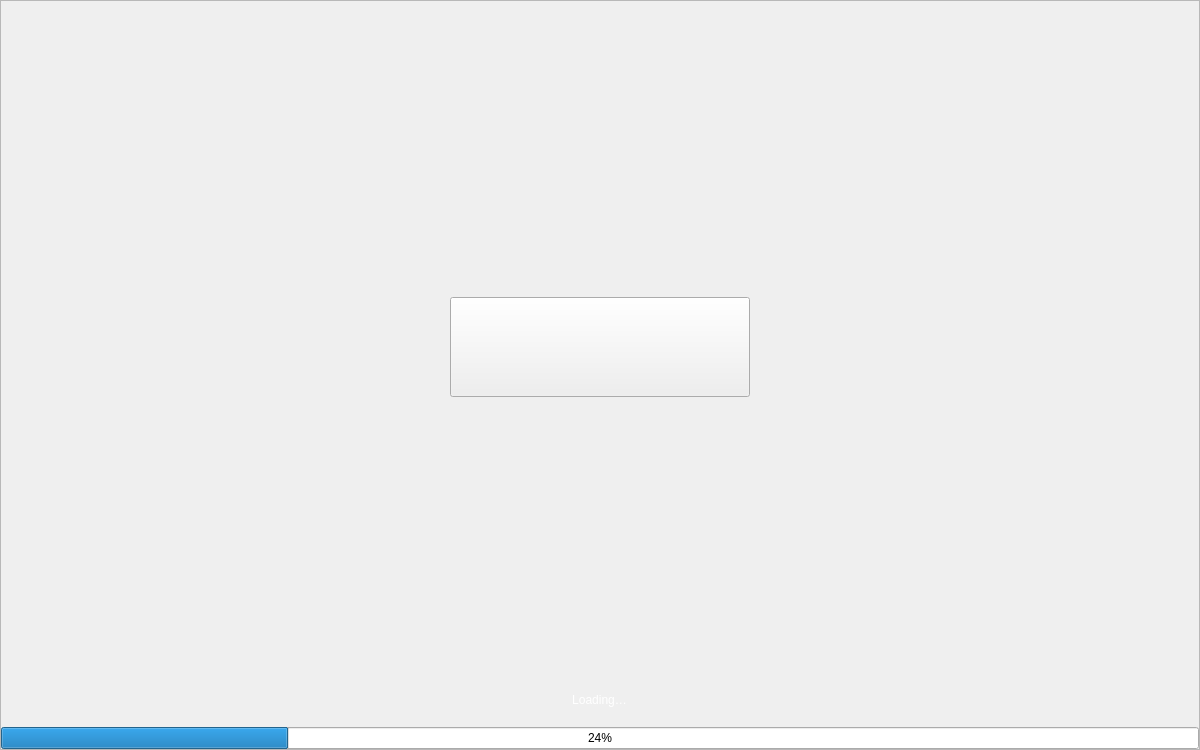
First picture: the form in src/qt/vitae/forms/splash.ui, repository VitaeTeam/Vitae, before the edit.
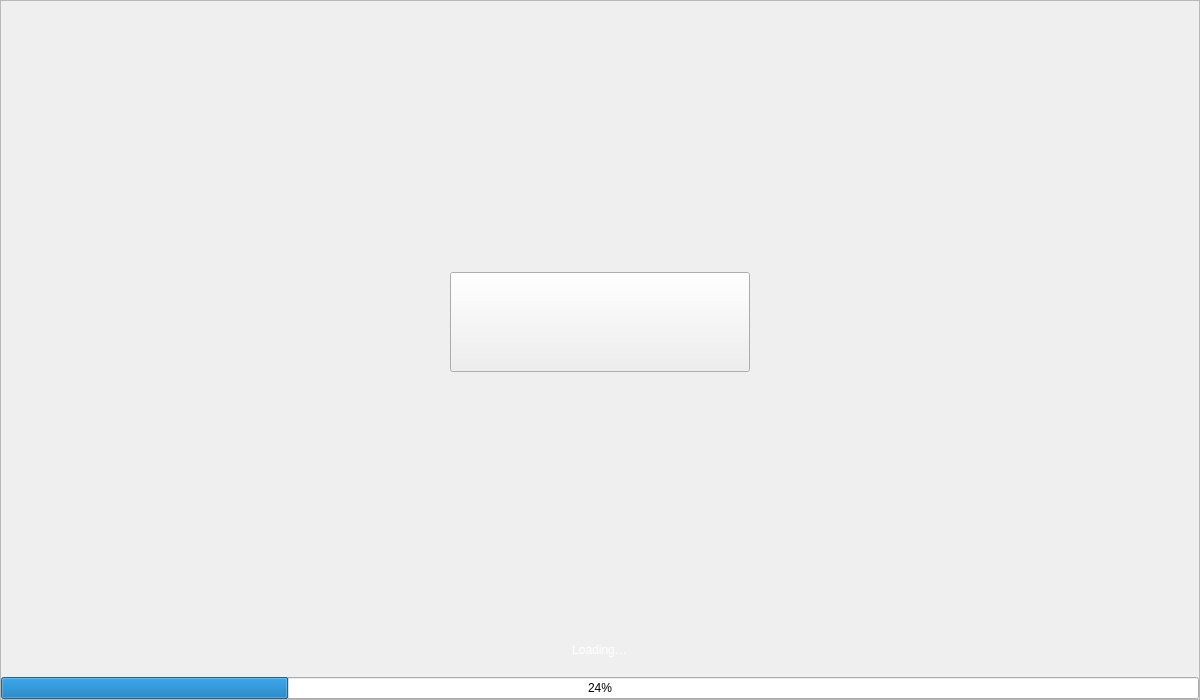
Second picture: the form after the edit.

Commit message: splash ui + settingsDisplayOption ui layout modifications.

Diff of the .ui file:
```diff
--- a/src/qt/vitae/forms/splash.ui
+++ b/src/qt/vitae/forms/splash.ui
@@ -7,9 +7,21 @@
     <x>0</x>
     <y>0</y>
     <width>1200</width>
-    <height>750</height>
+    <height>700</height>
    </rect>
   </property>
+  <property name="minimumSize">
+   <size>
+    <width>0</width>
+    <height>700</height>
+   </size>
+  </property>
+  <property name="maximumSize">
+   <size>
+    <width>16777215</width>
+    <height>700</height>
+   </size>
+  </property>
   <property name="windowTitle">
    <string>Form</string>
   </property>
@@ -76,7 +88,7 @@
        </spacer>
       </item>
       <item alignment="Qt::AlignHCenter">
-       <widget class="QPushButton" name="imgLogo">
+       <widget class="QToolButton" name="imgLogo">
         <property name="minimumSize">
          <size>
           <width>300</width>
```
The commit also changes 2 other files.
